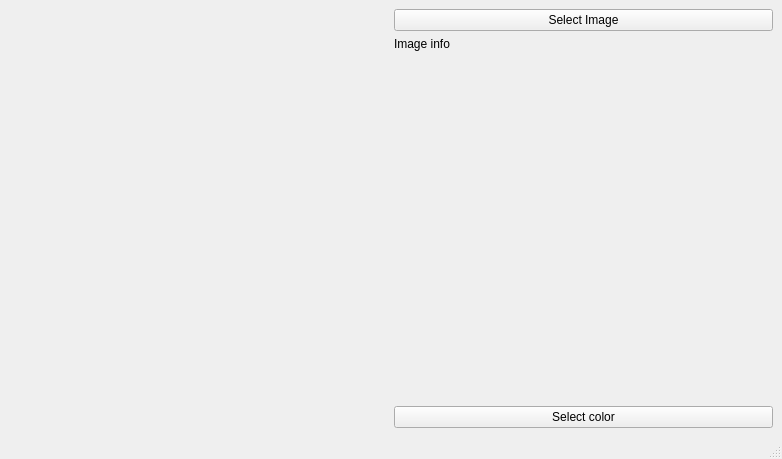
Qt form GuiLayouts/MainForm.ui (VMaksimN/imager) before a commit.
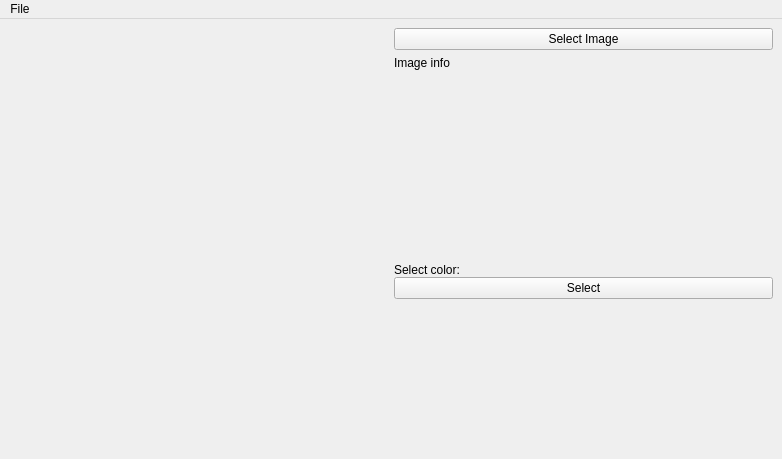
The same form after that commit. Custom widgets are drawn as their Qt base class.

Commit message: Changed main form layout

```diff
--- a/GuiLayouts/MainForm.ui
+++ b/GuiLayouts/MainForm.ui
@@ -59,18 +59,63 @@
           </property>
          </widget>
         </item>
+        <item>
+         <spacer name="verticalSpacer_2">
+          <property name="orientation">
+           <enum>Qt::Vertical</enum>
+          </property>
+          <property name="sizeHint" stdset="0">
+           <size>
+            <width>20</width>
+            <height>40</height>
+           </size>
+          </property>
+         </spacer>
+        </item>
         <item>
          <layout class="QVBoxLayout" name="ColorControlsLayout">
-          <item>
+          <property name="spacing">
+           <number>0</number>
+          </property>
+          <item alignment="Qt::AlignLeft|Qt::AlignTop">
+           <widget class="QLabel" name="label_2">
+            <property name="sizePolicy">
+             <sizepolicy hsizetype="Minimum" vsizetype="Maximum">
+              <horstretch>0</horstretch>
+              <verstretch>0</verstretch>
+             </sizepolicy>
+            </property>
+            <property name="text">
+             <string>Select color:</string>
+            </property>
+            <property name="margin">
+             <number>10</number>
+            </property>
+           </widget>
+          </item>
+          <item alignment="Qt::AlignTop">
            <widget class="KColorButton" name="kcolorbutton">
             <property name="text">
-             <string extracomment="Comment">Select color</string>
+             <string>Select</string>
             </property>
             <property name="checkable">
              <bool>false</bool>
             </property>
            </widget>
           </item>
+          <item>
+           <spacer name="verticalSpacer">
+            <property name="orientation">
+             <enum>Qt::Vertical</enum>
+            </property>
+            <property name="sizeHint" stdset="0">
+             <size>
+              <width>20</width>
+              <height>40</height>
+             </size>
+            </property>
+           </spacer>
+          </item>
          </layout>
         </item>
        </layout>
@@ -88,8 +133,25 @@
      <height>35</height>
     </rect>
    </property>
+   <widget class="QMenu" name="menuFile">
+    <property name="title">
+     <string>File</string>
+    </property>
+    <addaction name="actionOpen"/>
+    <addaction name="actionQuit"/>
+   </widget>
+   <addaction name="menuFile"/>
   </widget>
-  <widget class="QStatusBar" name="statusbar"/>
+  <action name="actionOpen">
+   <property name="text">
+    <string>Open</string>
+   </property>
+  </action>
+  <action name="actionQuit">
+   <property name="text">
+    <string>Quit</string>
+   </property>
+  </action>
  </widget>
  <customwidgets>
   <customwidget>
```
Left out of the diff: 7 changed lines with no effect on the pictures.
